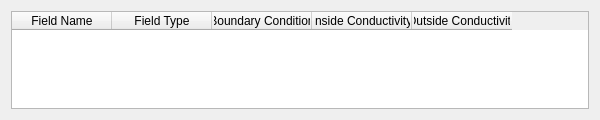
Qt form src/Interface/Modules/Forward/BuildBEMatrix.ui (SCIInstitute/SCIRun) before a commit.
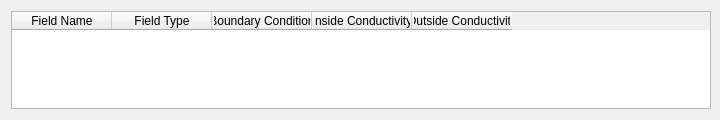
The same form after that commit.

Commit message: Initialize table contents

```diff
--- a/src/Interface/Modules/Forward/BuildBEMatrix.ui
+++ b/src/Interface/Modules/Forward/BuildBEMatrix.ui
@@ -6,13 +6,13 @@
    <rect>
     <x>0</x>
     <y>0</y>
-    <width>600</width>
+    <width>720</width>
     <height>120</height>
    </rect>
   </property>
   <property name="minimumSize">
    <size>
-    <width>600</width>
+    <width>720</width>
     <height>120</height>
    </size>
   </property>
@@ -24,7 +24,7 @@
     <widget class="QTableWidget" name="tableWidget">
      <property name="minimumSize">
       <size>
-       <width>550</width>
+       <width>700</width>
        <height>0</height>
       </size>
      </property>
```
The commit also changes 2 other files.
